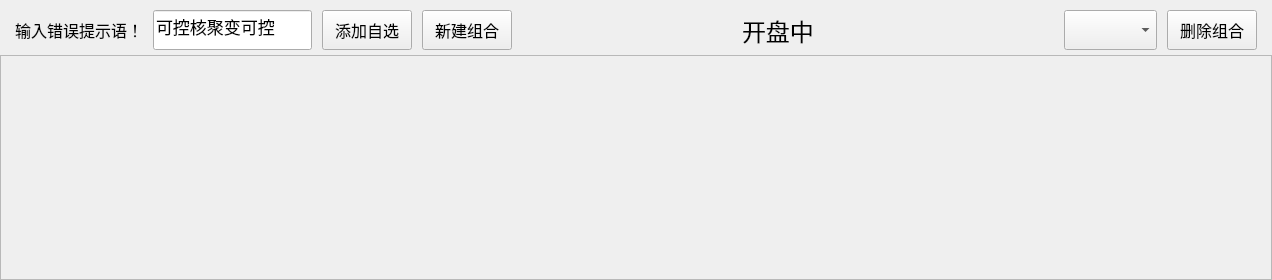
Old version of the form app/Ticker/features/homePage/homepage.ui in the repository Cohen0415/YunQue-Ticker.
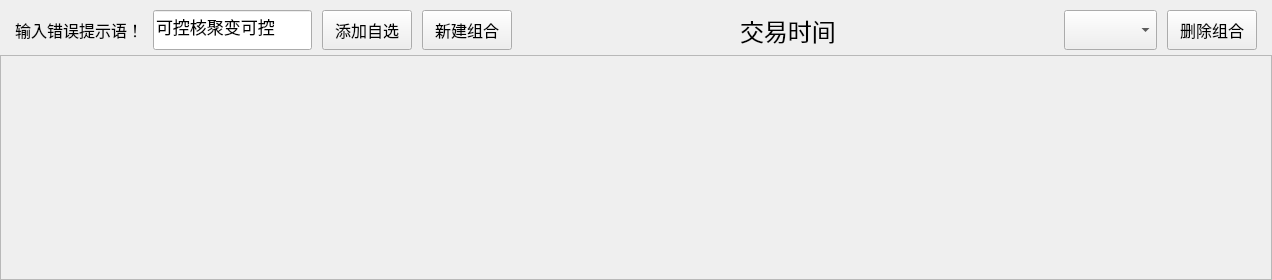
New version of the form.

Commit message: update: qt: 优化 homePage UI

```diff
--- a/app/Ticker/features/homePage/homepage.ui
+++ b/app/Ticker/features/homePage/homepage.ui
@@ -206,25 +206,25 @@
            </property>
           </widget>
          </item>
+        </layout>
+       </widget>
+      </item>
          <item>
           <spacer name="horizontalSpacer">
            <property name="orientation">
             <enum>Qt::Horizontal</enum>
            </property>
            <property name="sizeType">
-            <enum>QSizePolicy::Fixed</enum>
+         <enum>QSizePolicy::Expanding</enum>
            </property>
            <property name="sizeHint" stdset="0">
             <size>
-             <width>230</width>
+          <width>40</width>
              <height>20</height>
             </size>
            </property>
           </spacer>
          </item>
-        </layout>
-       </widget>
-      </item>
       <item>
        <widget class="QLabel" name="titleLabel">
         <property name="font">
@@ -233,7 +233,7 @@
          </font>
         </property>
         <property name="text">
-         <string>开盘中</string>
+         <string>交易时间</string>
         </property>
        </widget>
       </item>
```
Lines whose indentation alone changed are shown as unchanged. The commit also changes 2 other files.
